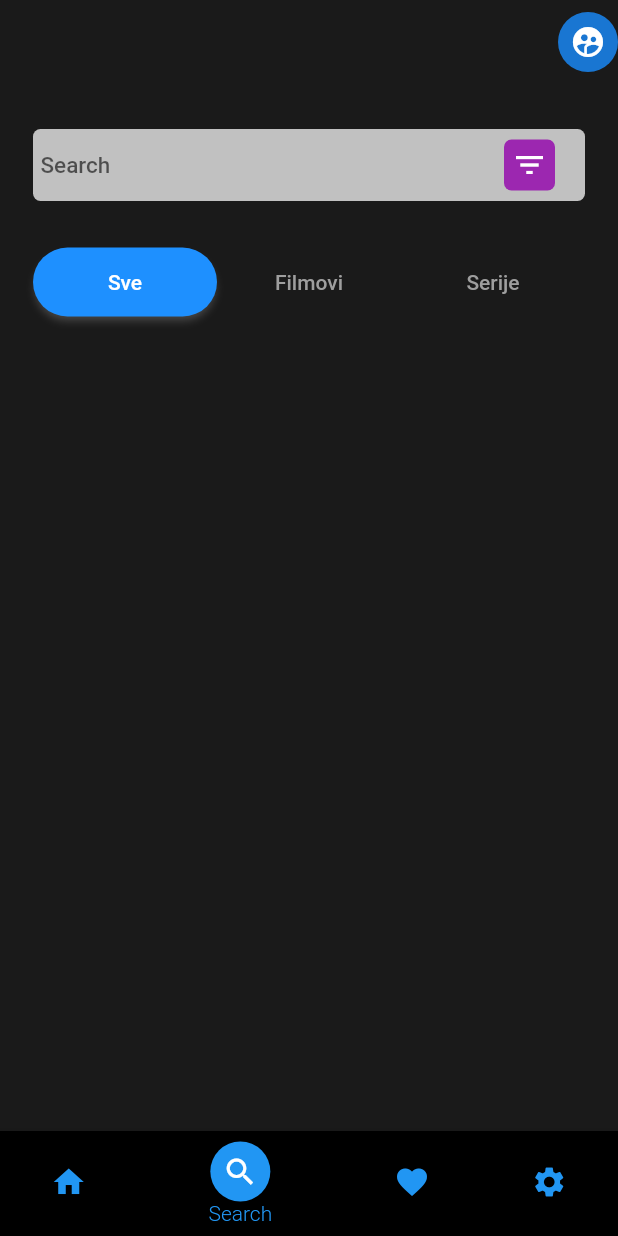
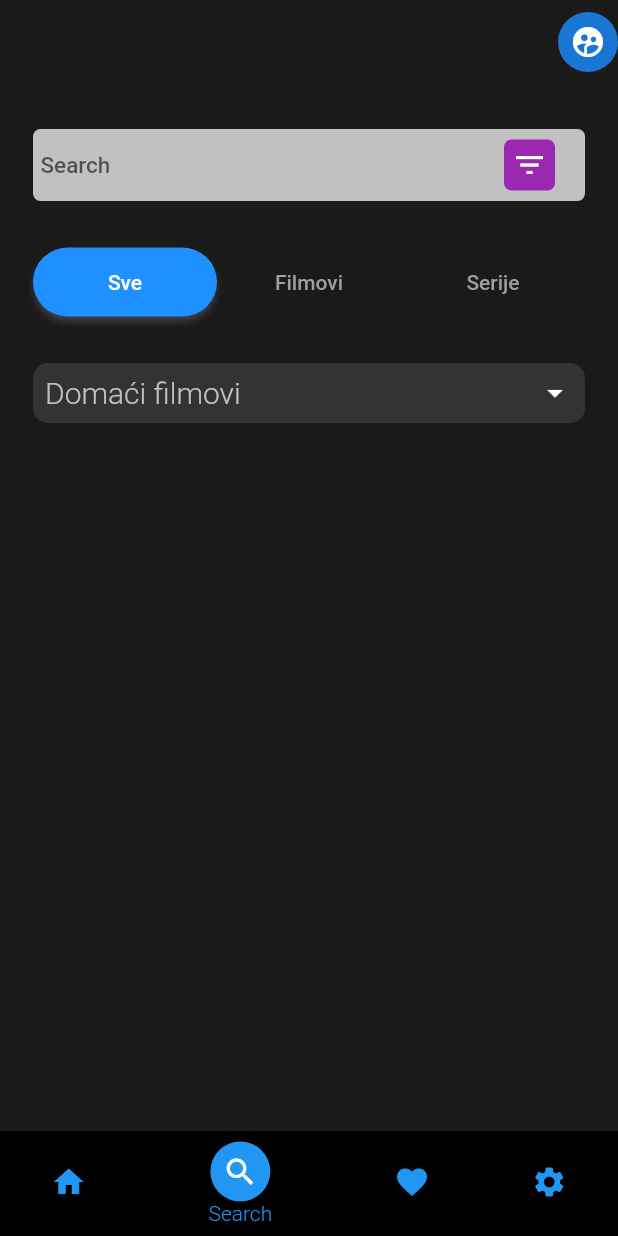
Before and after one commit to CaNafo/flutter_kurs, a Flutter app: the TabsScreen screen opened by its route, item 2 of the bottom bar chosen, on a phone screen of 412 x 824 dp. Run offline on Flutter 3.47's test engine with Material 2 defaults, Android fonts, the phone set to English and light mode, and no system bars; our stand-ins replace shared_preferences, youtube_player_flutter; missing offline and left inert: jwt_decode, shared_preferences_web; accounts and stored records are empty; network calls fail.

```diff
--- a/lib/helpers/token.dart
+++ b/lib/helpers/token.dart
@@ -1,3 +1,6 @@
+import 'dart:developer';
+
+import 'package:jwt_decode/jwt_decode.dart';
 import 'package:shared_preferences/shared_preferences.dart';
 
 class Token {
@@ -10,4 +13,12 @@ class Token {
     var prefs = await SharedPreferences.getInstance();
     prefs.setString("token", token);
   }
+
+  static Future<Map<String, dynamic>?> decodeJWT() async {
+    var token = await getJwtToken();
+    if (token == null) return null;
+
+    Map<String, dynamic> payload = Jwt.parseJwt(token);
+    return (payload);
+  }
 }
--- a/lib/main.dart
+++ b/lib/main.dart
@@ -1,3 +1,5 @@
+import 'dart:developer';
+
 import 'package:flutter/material.dart';
 import 'package:movies_app/helpers/token.dart';
 import 'package:movies_app/screens/details_screen.dart';
--- a/lib/screens/search_screen.dart
+++ b/lib/screens/search_screen.dart
@@ -1,4 +1,7 @@
+import 'dart:developer';
+
 import 'package:flutter/material.dart';
+import 'package:movies_app/const.dart';
 import 'package:provider/provider.dart';
 
 import 'package:movies_app/providers/content_provider.dart';
@@ -12,6 +15,8 @@ class SearchScreen extends StatefulWidget {
 
 class _SearchScreenState extends State<SearchScreen> {
   var chosenTab = 0;
+
+  var showContent = false;
 
   @override
   Widget build(BuildContext context) {
@@ -72,6 +77,59 @@ class _SearchScreenState extends State<SearchScreen> {
                   },
                 ),
               ],
+            ),
+            const SizedBox(
+              height: 30,
+            ),
+            Container(
+              padding: const EdgeInsets.all(
+                8,
+              ),
+              decoration: BoxDecoration(
+                borderRadius: BorderRadius.circular(
+                  10,
+                ),
+                color: Constants.moviesListContainerColor,
+              ),
+              child: Column(
+                mainAxisAlignment: MainAxisAlignment.center,
+                children: [
+                  InkWell(
+                    onTap: () {
+                      setState(() {
+                        showContent = !showContent;
+                      });
+                    },
+                    child: Row(
+                      children: const [
+                        Text("Domaći filmovi"),
+                        Expanded(
+                          child: Align(
+                            alignment: Alignment.topRight,
+                            child: Icon(Icons.arrow_drop_down,
+                                color: Colors.white),
+                          ),
+                        ),
+                      ],
+                    ),
+                  ),
+                  if (showContent)
+                    Column(
+                      children: [
+                        const SizedBox(
+                          height: 10,
+                        ),
+                        Container(
+                          height: 50,
+                          color: Colors.blueGrey,
+                          child: const Center(
+                            child: Text("Lista filmova..."),
+                          ),
+                        ),
+                      ],
+                    )
+                ],
+              ),
             ),
           ],
         ));
--- a/pubspec.yaml
+++ b/pubspec.yaml
@@ -38,6 +38,7 @@ dependencies:
   provider: ^6.0.1
   youtube_player_flutter: ^8.0.0
   shared_preferences: ^2.0.8
+  jwt_decode: ^0.3.1
 
 dev_dependencies:
   flutter_test:
@@ -64,6 +65,7 @@ flutter:
   # To add assets to your application, add an assets section, like this:
   assets:
     - assets/images/line.png
+    - assets/images/movies.jpg
   #   - images/a_dot_ham.jpeg
 
   # An image asset can refer to one or more resolution-specific "variants", see
```
Also changed, not shown: pubspec.lock, 2 other files.
